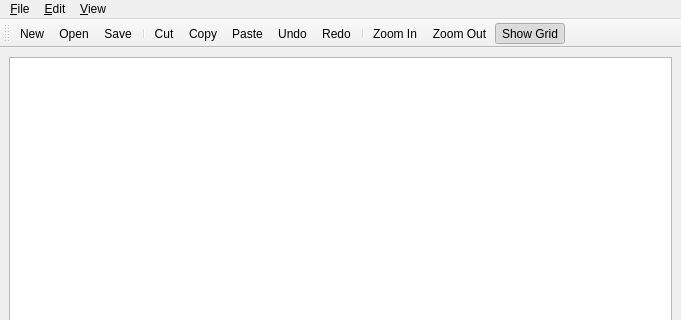
Qt form mainwindow.ui (IanFinlayson/gba-tileeditor) before a commit; both pictures show x 0 to 681 and y 0 to 320 of the 681 by 524 pixel window.
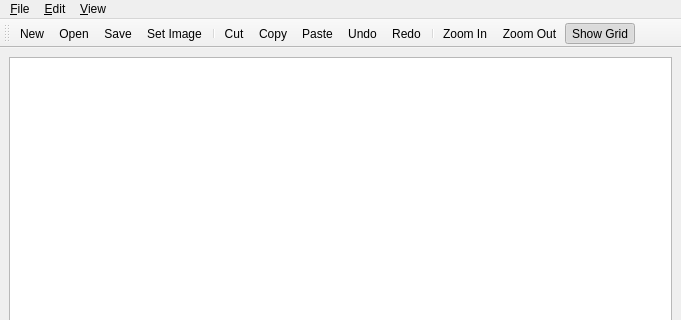
The same form after that commit.

Commit message: Added another button for setting the image

What changed in the file:
```diff
--- a/mainwindow.ui
+++ b/mainwindow.ui
@@ -78,6 +78,7 @@
    <addaction name="actionNew"/>
    <addaction name="actionOpen"/>
    <addaction name="actionSave"/>
+   <addaction name="actionSet_Image"/>
    <addaction name="separator"/>
    <addaction name="actionCut"/>
    <addaction name="actionCopy"/>
@@ -229,6 +230,14 @@
     <string>-</string>
    </property>
   </action>
+  <action name="actionSet_Image">
+   <property name="text">
+    <string>Set &amp;Image</string>
+   </property>
+   <property name="toolTip">
+    <string>Set the tile image used for this tile map</string>
+   </property>
+  </action>
  </widget>
  <resources/>
  <connections/>
```
Left out of the diff: 1 changed line with no effect on the pictures. The commit also changes 3 other files.
